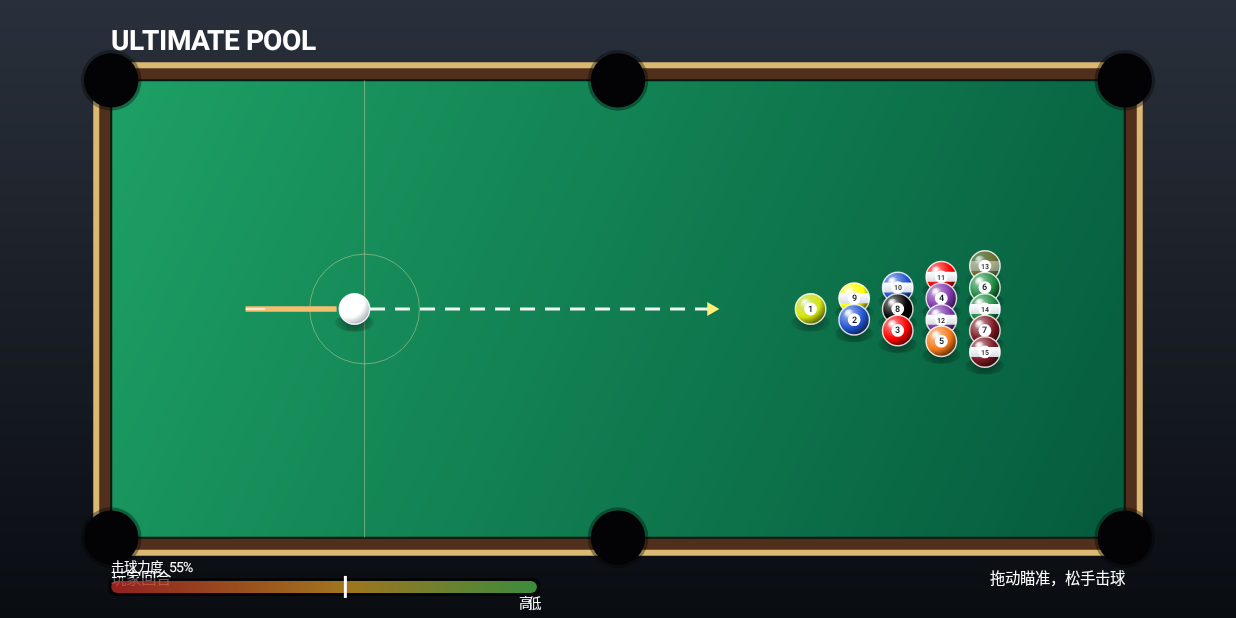
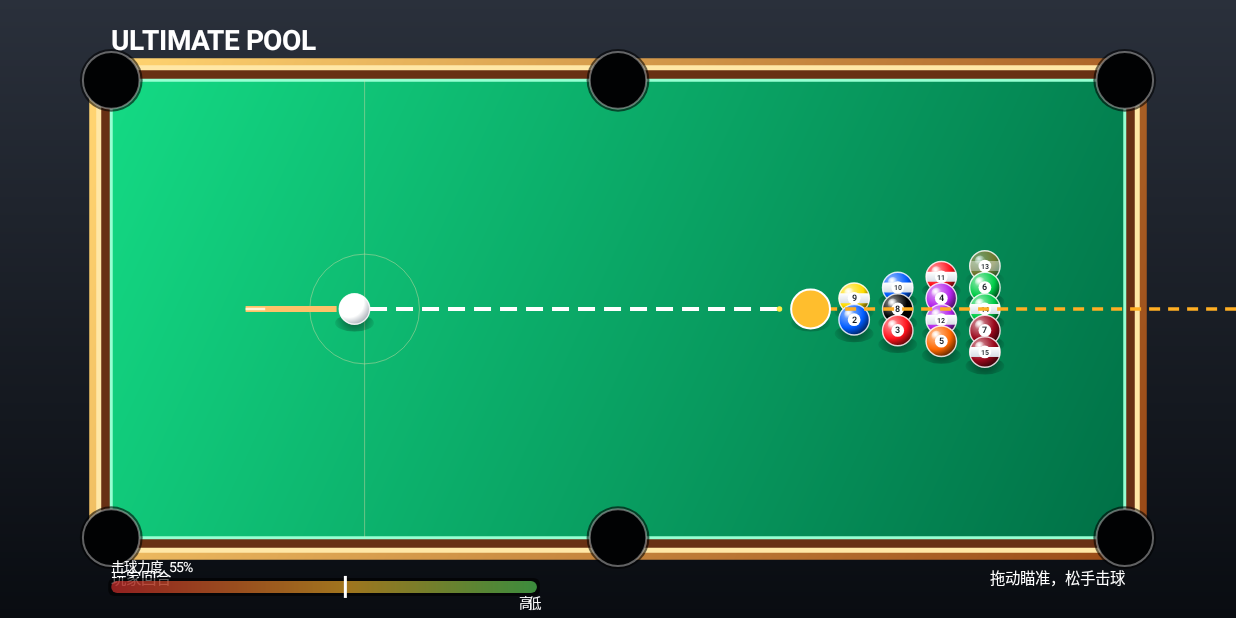
Before and after one commit to chguuuuub/playball, an Android app: the screen it shows after launch (MainActivity), on a phone screen of 824 x 412 dp (held sideways). Run offline under Robolectric (Android 15) with nearby library versions, the phone set to English and light mode, and no system bars.

Commit message:
Add impact audio, point-to-aim controls and predicted ball paths

```diff
--- a/app/src/main/java/com/ultimatepool/game/PoolGameView.kt
+++ b/app/src/main/java/com/ultimatepool/game/PoolGameView.kt
@@ -2,6 +2,8 @@ package com.ultimatepool.game
 
 import android.content.Context
 import android.graphics.*
+import android.media.AudioManager
+import android.media.ToneGenerator
 import android.view.MotionEvent
 import android.view.View
 import kotlin.math.*
@@ -10,15 +12,16 @@ private data class Ball(var x: Float, var y: Float, var vx: Float, var vy: Float
     val radius get() = 0.022f
     val color: Int get() = when(number) {
         0 -> Color.WHITE
-        1,9 -> Color.YELLOW; 2,10 -> Color.rgb(35,85,210); 3,11 -> Color.RED
-        4,12 -> Color.rgb(125,55,170); 5,13 -> Color.rgb(245,120,25)
-        6,14 -> Color.rgb(30,140,65); 7,15 -> Color.rgb(125,25,35)
+        1,9 -> Color.rgb(255,220,0); 2,10 -> Color.rgb(0,92,255); 3,11 -> Color.rgb(255,18,28)
+        4,12 -> Color.rgb(180,35,235); 5,13 -> Color.rgb(255,105,0)
+        6,14 -> Color.rgb(0,205,72); 7,15 -> Color.rgb(155,8,28)
         else -> Color.BLACK
     }
 }
 
 class PoolGameView(context: Context) : View(context) {
     private val paint = Paint(Paint.ANTI_ALIAS_FLAG)
+    private val sound = ToneGenerator(AudioManager.STREAM_MUSIC, 78)
     private val balls = mutableListOf<Ball>()
     private var widthF = 1f
     private var heightF = 1f
@@ -63,19 +66,23 @@ class PoolGameView(context: Context) : View(context) {
     private fun drawRoom(c: Canvas) {
         paint.shader=LinearGradient(0f,0f,0f,heightF,Color.rgb(42,48,59),Color.rgb(9,12,17),Shader.TileMode.CLAMP)
         c.drawRect(0f,0f,widthF,heightF,paint); paint.shader=null
-        paint.color=Color.rgb(220,185,115); c.drawRoundRect(table.left-18,table.top-18,table.right+18,table.bottom+18,28f,28f,paint)
-        paint.color=Color.rgb(80,48,28); c.drawRoundRect(table.left-12,table.top-12,table.right+12,table.bottom+12,22f,22f,paint)
+        paint.shader=LinearGradient(table.left,table.top,table.right,table.bottom,Color.rgb(255,211,112),Color.rgb(154,75,24),Shader.TileMode.CLAMP)
+        c.drawRoundRect(table.left-22,table.top-22,table.right+22,table.bottom+22,30f,30f,paint); paint.shader=null
+        paint.color=Color.rgb(255,231,166); c.drawRoundRect(table.left-15,table.top-15,table.right+15,table.bottom+15,24f,24f,paint)
+        paint.color=Color.rgb(104,48,20); c.drawRoundRect(table.left-10,table.top-10,table.right+10,table.bottom+10,18f,18f,paint)
     }
 
     private fun drawTable(c: Canvas) {
-        paint.shader=LinearGradient(table.left,table.top,table.right,table.bottom,Color.rgb(29,160,101),Color.rgb(5,91,61),Shader.TileMode.CLAMP)
+        paint.shader=LinearGradient(table.left,table.top,table.right,table.bottom,Color.rgb(20,218,132),Color.rgb(0,112,70),Shader.TileMode.CLAMP)
         c.drawRoundRect(table,12f,12f,paint); paint.shader=null
-        paint.color=Color.rgb(5,24,18); paint.style=Paint.Style.STROKE; paint.strokeWidth=2f
+        paint.color=Color.rgb(150,255,210); paint.style=Paint.Style.STROKE; paint.strokeWidth=3f
         c.drawRoundRect(table,12f,12f,paint); paint.style=Paint.Style.FILL
         for(p in pockets) {
             val x=table.left+p[0]*table.width(); val y=table.top+p[1]*table.height()
-            paint.color=Color.rgb(4,5,7); c.drawCircle(x,y,ballPx()*1.75f,paint)
-            paint.color=Color.argb(90,0,0,0); c.drawCircle(x,y,ballPx()*1.95f,paint)
+            paint.color=Color.rgb(2,4,7); c.drawCircle(x,y,ballPx()*1.82f,paint)
+            paint.color=Color.argb(150,0,0,0); c.drawCircle(x,y,ballPx()*2.02f,paint)
+            paint.color=Color.argb(95,255,255,255); paint.style=Paint.Style.STROKE; paint.strokeWidth=2f
+            c.drawCircle(x,y,ballPx()*1.82f,paint); paint.style=Paint.Style.FILL
         }
         paint.color=Color.argb(110,230,220,170); paint.strokeWidth=1f
         c.drawLine(table.left+table.width()*.25f,table.top,table.left+table.width()*.25f,table.bottom,paint)
@@ -137,29 +144,55 @@ class PoolGameView(context: Context) : View(context) {
         val x=toX(cue.x); val y=toY(cue.y)
         val len=hypot(aimX,aimY).coerceAtLeast(.001f)
         val ux=aimX/len; val uy=aimY/len
-        val lineLen=table.width()*.36f
-        val ex=x+ux*lineLen; val ey=y+uy*lineLen
+        val maxLen=table.width()*.72f
+        val rayEndX=x+ux*maxLen; val rayEndY=y+uy*maxLen
 
-        // Bright directional dashed guide with a clear arrow head.
-        paint.color=Color.argb(235,255,255,255); paint.strokeWidth=3.2f
-        paint.pathEffect=DashPathEffect(floatArrayOf(15f,10f),0f)
-        c.drawLine(x+ux*ballPx(),y+uy*ballPx(),ex,ey,paint)
+        // Find the first object ball intersected by the cue-ball centre ray.
+        var hit: Ball? = null
+        var hitT = Float.MAX_VALUE
+        for (b in balls) {
+            if (b.number==0 || b.sunk) continue
+            val bx=toX(b.x)-x; val by=toY(b.y)-y
+            val projection=bx*ux+by*uy
+            if(projection<=0f) continue
+            val perpendicular2=bx*bx+by*by-projection*projection
+            val combined=ballPx()*2f
+            if(perpendicular2<=combined*combined) {
+                val t=projection-sqrt(max(0f,combined*combined-perpendicular2))
+                if(t<hitT) { hitT=t; hit=b }
+            }
+        }
+        val cueEndX=if(hit!=null) x+ux*hitT else rayEndX
+        val cueEndY=if(hit!=null) y+uy*hitT else rayEndY
+
+        // Cue-ball path: bright white dashed line ending at the predicted contact.
+        paint.color=Color.WHITE; paint.strokeWidth=4f
+        paint.pathEffect=DashPathEffect(floatArrayOf(17f,9f),0f)
+        c.drawLine(x+ux*ballPx(),y+uy*ballPx(),cueEndX,cueEndY,paint)
         paint.pathEffect=null
-        val ah=ballPx()*.78f
-        val perpX=-uy; val perpY=ux
-        val arrow=Path().apply {
-            moveTo(ex,ey)
-            lineTo(ex-ux*ah+perpX*ah*.58f,ey-uy*ah+perpY*ah*.58f)
-            lineTo(ex-ux*ah-perpX*ah*.58f,ey-uy*ah-perpY*ah*.58f)
-            close()
+        paint.color=Color.rgb(255,235,70); c.drawCircle(cueEndX,cueEndY,ballPx()*.18f,paint)
+
+        // Object-ball continuation: orange/yellow dashed trajectory after impact.
+        if(hit!=null) {
+            val hx=toX(hit.x); val hy=toY(hit.y)
+            val nx=hx-x; val ny=hy-y; val nd=hypot(nx,ny).coerceAtLeast(.001f)
+            val ox=nx/nd; val oy=ny/nd
+            val objectEndX=hx+ox*table.width()*.48f
+            val objectEndY=hy+oy*table.width()*.48f
+            paint.color=Color.rgb(255,174,35); paint.strokeWidth=3.5f
+            paint.pathEffect=DashPathEffect(floatArrayOf(11f,8f),0f)
+            c.drawLine(hx+ox*ballPx(),hy+oy*ballPx(),objectEndX,objectEndY,paint)
+            paint.pathEffect=null
+            paint.color=Color.rgb(255,190,45); c.drawCircle(hx,hy,ballPx()*1.25f,paint)
+            paint.color=Color.WHITE; paint.style=Paint.Style.STROKE; paint.strokeWidth=2f
+            c.drawCircle(hx,hy,ballPx()*1.25f,paint); paint.style=Paint.Style.FILL
         }
-        paint.color=Color.rgb(255,238,120); c.drawPath(arrow,paint)
 
-        // Cue stick follows the opposite direction.
+        // Cue stick is positioned behind the cue ball.
         val back=ballPx()*2.7f+power*table.width()*.12f
-        paint.color=Color.rgb(245,190,112); paint.strokeWidth=ballPx()*.34f
+        paint.color=Color.rgb(255,194,105); paint.strokeWidth=ballPx()*.38f
         c.drawLine(x-ux*back,y-uy*back,x-ux*ballPx()*1.15f,y-uy*ballPx()*1.15f,paint)
-        paint.color=Color.argb(210,255,245,220); paint.strokeWidth=2f
+        paint.color=Color.rgb(255,245,215); paint.strokeWidth=2.5f
         c.drawLine(x-ux*back,y-uy*back,x-ux*back*.82f,y-uy*back*.82f,paint)
     }
 
@@ -205,7 +238,7 @@ class PoolGameView(context: Context) : View(context) {
             if(b.x<r){b.x=r;b.vx=abs(b.vx)*.88f}; if(b.x>1-r){b.x=1-r;b.vx=-abs(b.vx)*.88f}
             if(b.y<r){b.y=r;b.vy=abs(b.vy)*.88f}; if(b.y>1-r){b.y=1-r;b.vy=-abs(b.vy)*.88f}
             for(p in pockets) if(hypot(b.x-p[0],b.y-p[1])<.035f) {
-                if(b.number==0){b.x=.24f;b.y=.5f;b.vx=0f;b.vy=0f;message="母球落袋：手中球"} else b.sunk=true
+                if(b.number==0){b.x=.24f;b.y=.5f;b.vx=0f;b.vy=0f;message="母球落袋：手中球";sound.startTone(ToneGenerator.TONE_PROP_NACK,180)} else { b.sunk=true; sound.startTone(ToneGenerator.TONE_PROP_ACK,130) }
             }
             if(abs(b.vx)+abs(b.vy)>.001f) moving=true
         }
@@ -216,7 +249,7 @@ class PoolGameView(context: Context) : View(context) {
                 val nx=dx/d; val ny=dy/d; val overlap=minD-d
                 a.x-=nx*overlap*.5f; a.y-=ny*overlap*.5f; b.x+=nx*overlap*.5f; b.y+=ny*overlap*.5f
                 val rel=(a.vx-b.vx)*nx+(a.vy-b.vy)*ny
-                if(rel>0f){a.vx-=rel*nx*.96f;a.vy-=rel*ny*.96f;b.vx+=rel*nx*.96f;b.vy+=rel*ny*.96f}
+                if(rel>0f){a.vx-=rel*nx*.96f;a.vy-=rel*ny*.96f;b.vx+=rel*nx*.96f;b.vy+=rel*ny*.96f; sound.startTone(ToneGenerator.TONE_PROP_BEEP2,55)}
             }
         }
         return moving
@@ -227,6 +260,7 @@ class PoolGameView(context: Context) : View(context) {
         val cue=balls.firstOrNull{it.number==0 && !it.sunk} ?: return
         val len=hypot(dx,dy).coerceAtLeast(.001f)
         cue.vx=dx/len*(.65f+power*2.7f); cue.vy=dy/len*(.65f+power*2.7f)
+        sound.startTone(ToneGenerator.TONE_PROP_BEEP,90)
         playerTurn=false
         postDelayed({
             if(!isMoving()) aiShot() else aiThinking=true
@@ -248,16 +282,25 @@ class PoolGameView(context: Context) : View(context) {
         val cx=toX(cue.x); val cy=toY(cue.y)
         when(event.action) {
             MotionEvent.ACTION_DOWN -> if(playerTurn && !isMoving()) {
-                charging=true; aimX=(cx-event.x)/table.width(); aimY=(cy-event.y)/table.height(); return true
+                charging=true
+                val dx=(event.x-cx)/table.width()
+                val dy=(event.y-cy)/table.height()
+                if(hypot(dx,dy)>.012f) { aimX=dx; aimY=dy }
+                power=(hypot(event.x-cx,event.y-cy)/(table.width()*.52f)).coerceIn(.08f,1f)
+                invalidate(); return true
             }
             MotionEvent.ACTION_MOVE -> if(charging) {
-                val dx=(cx-event.x)/table.width(); val dy=(cy-event.y)/table.height()
-                val len=hypot(dx,dy).coerceAtLeast(.001f); aimX=dx/len; aimY=dy/len
-                power=(hypot(event.x-cx,event.y-cy)/(table.width()*.45f)).coerceIn(.08f,1f); invalidate()
+                // Finger position on the table defines the exact aim point; radial distance controls power.
+                val dx=(event.x-cx)/table.width()
+                val dy=(event.y-cy)/table.height()
+                if(hypot(dx,dy)>.012f) { aimX=dx; aimY=dy }
+                power=(hypot(event.x-cx,event.y-cy)/(table.width()*.52f)).coerceIn(.08f,1f)
+                invalidate()
             }
             MotionEvent.ACTION_UP -> if(charging) {
                 charging=false; shoot(aimX,aimY); invalidate(); return true
             }
+            MotionEvent.ACTION_CANCEL -> { charging=false; invalidate(); return true }
         }
         return true
     }
```
